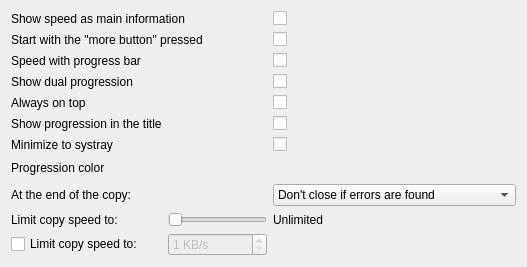
First picture: the form in plugins-alternative/Themes/Supercopier/themesOptions.ui, repository alphaonex86/Ultracopier, before the edit.
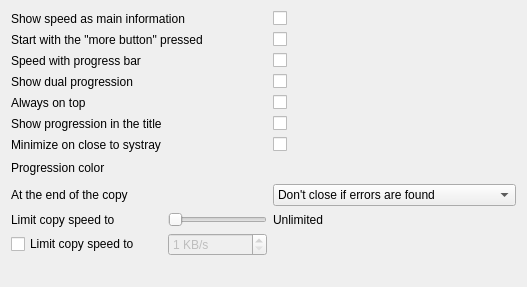
Second picture: the form after the edit.

Commit message: Improve the options text and ask if wish use the same destination as the current to not ask the browse

The edit to the form file:
```diff
--- a/plugins-alternative/Themes/Supercopier/themesOptions.ui
+++ b/plugins-alternative/Themes/Supercopier/themesOptions.ui
@@ -7,7 +7,7 @@
     <x>0</x>
     <y>0</y>
     <width>527</width>
-    <height>262</height>
+    <height>287</height>
    </rect>
   </property>
   <layout class="QGridLayout" name="gridLayout">
@@ -63,7 +63,7 @@
    <item row="11" column="0">
     <widget class="QCheckBox" name="checkBox_limitSpeed">
      <property name="text">
-      <string>Limit copy speed to:</string>
+      <string>Limit copy speed to</string>
      </property>
     </widget>
    </item>
@@ -103,14 +103,14 @@
    <item row="8" column="0">
     <widget class="QLabel" name="label_2">
      <property name="text">
-      <string>At the end of the copy: </string>
+      <string>At the end of the copy</string>
      </property>
     </widget>
    </item>
    <item row="10" column="0">
     <widget class="QLabel" name="label_Slider_speed">
      <property name="text">
-      <string>Limit copy speed to:</string>
+      <string>Limit copy speed to</string>
      </property>
     </widget>
    </item>
@@ -283,7 +283,7 @@
    <item row="6" column="0">
     <widget class="QLabel" name="label">
      <property name="text">
-      <string>Minimize to systray</string>
+      <string>Minimize on close to systray</string>
      </property>
     </widget>
    </item>
```
The commit also changes 7 other files.
